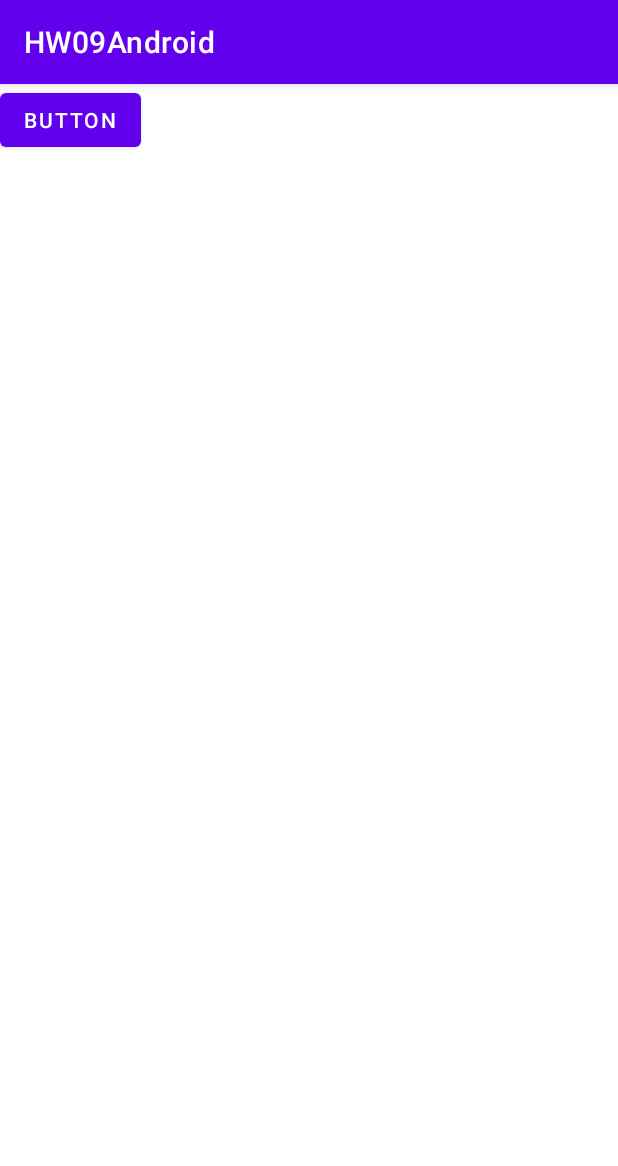
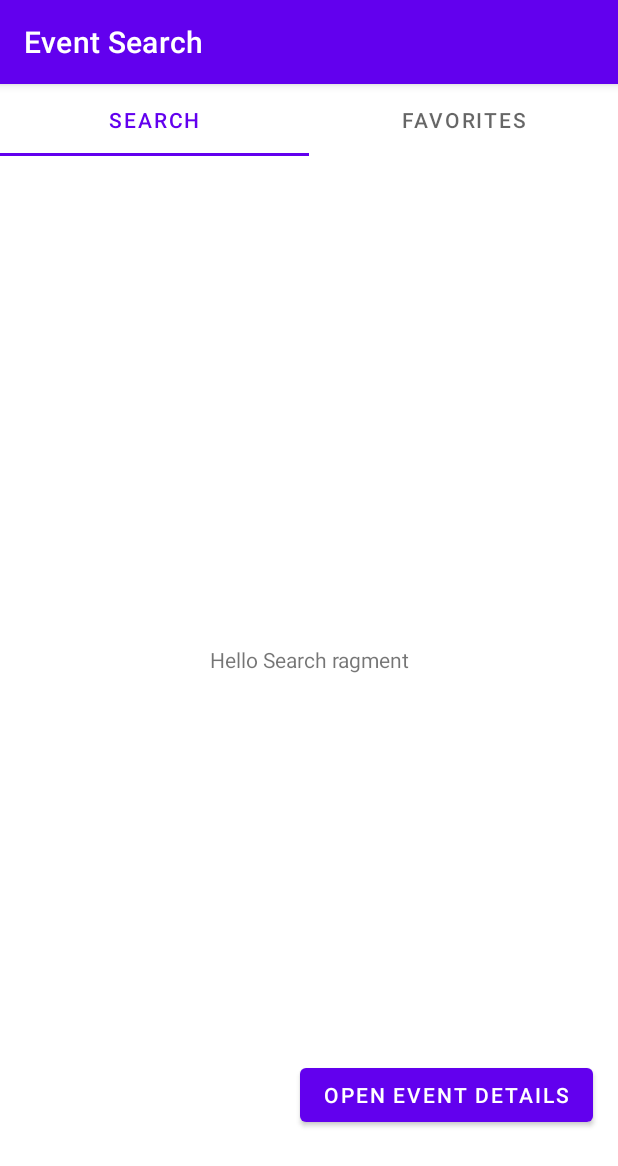
Before and after one commit to akshatatalele/event-search, an Android app: the screen it shows after launch (MainActivity), on a phone screen of 412 x 824 dp. Shown: the top 1166 px of the screen. Run offline under Robolectric (Android 15) with nearby library versions, the light colour scheme and no system bars; our stand-ins replace Volley.

Commit message:
Added Search and Favorites tab to MainActivity

```diff
--- a/Homework09/HW09Android/app/src/main/java/com/example/hw09android/MainActivity.java
+++ b/Homework09/HW09Android/app/src/main/java/com/example/hw09android/MainActivity.java
@@ -2,6 +2,7 @@ package com.example.hw09android;
 
 import androidx.appcompat.app.AppCompatActivity;
 import androidx.fragment.app.FragmentTransaction;
+import androidx.viewpager2.widget.ViewPager2;
 
 import android.content.Intent;
 import android.os.Bundle;
@@ -15,18 +16,55 @@ import com.android.volley.Response;
 import com.android.volley.VolleyError;
 import com.android.volley.toolbox.JsonObjectRequest;
 import com.android.volley.toolbox.Volley;
+import com.google.android.material.tabs.TabLayout;
 
 import org.json.JSONObject;
 
 public class MainActivity extends AppCompatActivity {
 
     RequestQueue requestQueue;
+    TabLayout tabLayout;
+    ViewPager2 viewPager2;
+    SearchFravoriteFragmentAdapter searchFravoriteFragmentAdapter;
 
     @Override
     protected void onCreate(Bundle savedInstanceState) {
         super.onCreate(savedInstanceState);
         setContentView(R.layout.activity_main);
 
+        tabLayout = findViewById(R.id.ID_SearchForm_tablayout);
+        viewPager2 = findViewById(R.id.ID_SearchForm_ViewPager);
+
+        searchFravoriteFragmentAdapter = new SearchFravoriteFragmentAdapter(getSupportFragmentManager(), getLifecycle());
+        viewPager2.setAdapter(searchFravoriteFragmentAdapter);
+
+        tabLayout.addOnTabSelectedListener(
+                new TabLayout.OnTabSelectedListener() {
+                    @Override
+                    public void onTabSelected(TabLayout.Tab tab) {
+                        viewPager2.setCurrentItem(tab.getPosition());
+                    }
+
+                    @Override
+                    public void onTabUnselected(TabLayout.Tab tab) {
+
+                    }
+
+                    @Override
+                    public void onTabReselected(TabLayout.Tab tab) {
+
+                    }
+                }
+        );
+
+        viewPager2.registerOnPageChangeCallback(
+                new ViewPager2.OnPageChangeCallback() {
+                    @Override
+                    public void onPageSelected(int position) {
+                        tabLayout.selectTab(tabLayout.getTabAt(position));
+                    }
+                }
+        );
         Button btn = (Button)findViewById(R.id.button2);
         btn.setOnClickListener(
                 new View.OnClickListener() {
--- /dev/null
+++ b/Homework09/HW09Android/app/src/main/java/com/example/hw09android/SearchForm_Fragment.java
@@ -0,0 +1,70 @@
+package com.example.hw09android;
+
+import android.content.Intent;
+import android.os.Bundle;
+
+import androidx.fragment.app.Fragment;
+
+import android.view.LayoutInflater;
+import android.view.View;
+import android.view.ViewGroup;
+import android.widget.Button;
+
+/**
+ * A simple {@link Fragment} subclass.
+ * Use the {@link SearchForm_Fragment#newInstance} factory method to
+ * create an instance of this fragment.
+ */
+public class SearchForm_Fragment extends Fragment {
+
+    View view;
+    // TODO: Rename parameter arguments, choose names that match
+    // the fragment initialization parameters, e.g. ARG_ITEM_NUMBER
+    private static final String ARG_PARAM1 = "param1";
+    private static final String ARG_PARAM2 = "param2";
+
+    // TODO: Rename and change types of parameters
+    private String mParam1;
+    private String mParam2;
+
+    public SearchForm_Fragment() {
+        // Required empty public constructor
+    }
+
+    /**
+     * Use this factory method to create a new instance of
+     * this fragment using the provided parameters.
+     *
+     * @param param1 Parameter 1.
+     * @param param2 Parameter 2.
+     * @return A new instance of fragment SearchForm_Fragment.
+     */
+    // TODO: Rename and change types and number of parameters
+    public static SearchForm_Fragment newInstance(String param1, String param2) {
+        SearchForm_Fragment fragment = new SearchForm_Fragment();
+        Bundle args = new Bundle();
+        args.putString(ARG_PARAM1, param1);
+        args.putString(ARG_PARAM2, param2);
+        fragment.setArguments(args);
+        return fragment;
+    }
+
+    @Override
+    public void onCreate(Bundle savedInstanceState) {
+        super.onCreate(savedInstanceState);
+        if (getArguments() != null) {
+            mParam1 = getArguments().getString(ARG_PARAM1);
+            mParam2 = getArguments().getString(ARG_PARAM2);
+        }
+
+    }
+
+    @Override
+    public View onCreateView(LayoutInflater inflater, ViewGroup container,
+                             Bundle savedInstanceState) {
+        // Inflate the layout for this fragment
+        view = inflater.inflate(R.layout.fragment_search_form_, container, false);
+
+        return view;
+    }
+}
--- /dev/null
+++ b/Homework09/HW09Android/app/src/main/java/com/example/hw09android/SearchFravoriteFragmentAdapter.java
@@ -0,0 +1,31 @@
+package com.example.hw09android;
+
+import androidx.annotation.NonNull;
+import androidx.fragment.app.Fragment;
+import androidx.fragment.app.FragmentManager;
+import androidx.lifecycle.Lifecycle;
+import androidx.viewpager2.adapter.FragmentStateAdapter;
+
+public class SearchFravoriteFragmentAdapter extends FragmentStateAdapter {
+
+    public SearchFravoriteFragmentAdapter(@NonNull FragmentManager fragmentManager, @NonNull Lifecycle lifecycle) {
+        super(fragmentManager, lifecycle);
+    }
+
+    @NonNull
+    @Override
+    public Fragment createFragment(int position) {
+        switch (position)
+        {
+            case 1 :
+                return new Favorites_Fragments();
+        }
+
+        return new SearchForm_Fragment();
+    }
+
+    @Override
+    public int getItemCount() {
+        return 2;
+    }
+}
--- a/Homework09/HW09Android/app/src/main/res/layout/activity_main.xml
+++ b/Homework09/HW09Android/app/src/main/res/layout/activity_main.xml
@@ -6,17 +6,43 @@
     android:layout_height="match_parent"
     tools:context=".MainActivity">
 
-    <Button
-        android:id="@+id/button2"
-        android:layout_width="wrap_content"
-        android:layout_height="wrap_content"
-        android:text="Button" />
+    <com.google.android.material.tabs.TabLayout
+        android:id="@+id/ID_SearchForm_tablayout"
+        android:layout_width="match_parent"
+        android:layout_height="wrap_content">
+
+        <com.google.android.material.tabs.TabItem
+            android:layout_width="wrap_content"
+            android:layout_height="wrap_content"
+            android:text="SEARCH" />
+
+        <com.google.android.material.tabs.TabItem
+            android:layout_width="wrap_content"
+            android:layout_height="wrap_content"
+            android:text="FAVORITES" />
+
+    </com.google.android.material.tabs.TabLayout>
+
+    <androidx.viewpager2.widget.ViewPager2
+        android:id="@+id/ID_SearchForm_ViewPager"
+        android:layout_width="match_parent"
+        android:layout_height="match_parent" >
+
+    </androidx.viewpager2.widget.ViewPager2>
 
     <FrameLayout
         android:id="@+id/flFragment_event"
         android:layout_width="match_parent"
         android:layout_height="match_parent">
 
+        <Button
+            android:id="@+id/button2"
+            android:layout_width="wrap_content"
+            android:layout_height="wrap_content"
+            android:text="Open event details"
+            android:translationX="200dp"
+            android:translationY="650dp"
+            android:visibility="visible" />
     </FrameLayout>
 
 </RelativeLayout>
--- /dev/null
+++ b/Homework09/HW09Android/app/src/main/res/layout/fragment_search_form_.xml
@@ -0,0 +1,15 @@
+<?xml version="1.0" encoding="utf-8"?>
+<FrameLayout xmlns:android="http://schemas.android.com/apk/res/android"
+    xmlns:tools="http://schemas.android.com/tools"
+    android:layout_width="match_parent"
+    android:layout_height="match_parent"
+    tools:context=".SearchForm_Fragment">
+
+    <!-- TODO: Update blank fragment layout -->
+    <TextView
+        android:layout_width="match_parent"
+        android:layout_height="match_parent"
+        android:text= "Hello Search ragment"
+        android:gravity="center"/>
+
+</FrameLayout>
--- a/Homework09/HW09Android/app/src/main/res/values/strings.xml
+++ b/Homework09/HW09Android/app/src/main/res/values/strings.xml
@@ -1,5 +1,7 @@
 <resources>
-    <string name="app_name">HW09Android</string>
+    <string name="app_name">Event Search</string>
+    <!-- TODO: Remove or change this placeholder text -->
+    <string name="hello_blank_fragment">Hello blank fragment</string>
     <!-- TODO: Remove or change this placeholder text -->
 
 </resources>
```
Also changed, not shown: Homework09/HW09Android/app/src/main/java/com/example/hw09android/Favorites_Fragments.java (added, +64 -0 lines), Homework09/HW09Android/app/src/main/res/layout/fragment_favorites__fragments.xml (added, +15 -0 lines).
